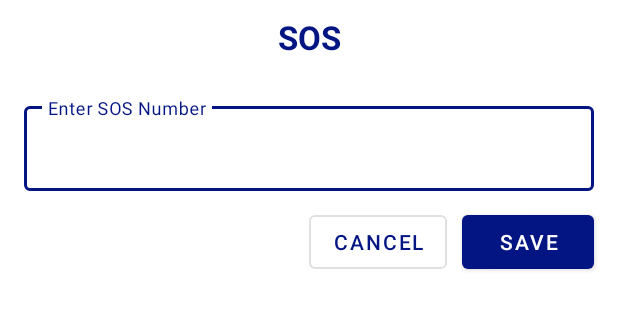
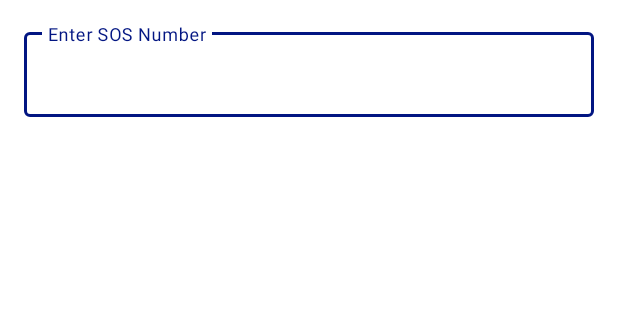
Before and after one commit to KaushalVasava/FlashLight, an Android app: the layout sos_dialog.xml on its own in the app's theme, with its tools: preview values and no code run, on a phone screen of 412 x 824 dp. Shown: the top 310 px of the screen. Run offline under Robolectric (Android 15) with nearby library versions, the phone set to English and light mode, and no system bars.

Commit message:
remove support for android lollipop.

```diff
--- a/app/build.gradle
+++ b/app/build.gradle
@@ -10,9 +10,9 @@ android {
 
     defaultConfig {
         applicationId "com.lahsuak.flashlightplus"
-        minSdk 21
+        minSdk 23
         targetSdk 30
-        versionCode 4
+        versionCode 5
         versionName "1.0.1"
 
         testInstrumentationRunner "androidx.test.runner.AndroidJUnitRunner"
--- a/app/src/main/AndroidManifest.xml
+++ b/app/src/main/AndroidManifest.xml
@@ -3,7 +3,6 @@
     xmlns:tools="http://schemas.android.com/tools"
     package="com.lahsuak.flashlightplus">
 
-    <uses-permission android:name="android.permission.CAMERA" />
     <uses-permission android:name="android.permission.FLASHLIGHT"/>
     <uses-permission android:name="android.permission.CALL_PHONE"/>
     <uses-permission android:name="android.permission.READ_PHONE_STATE"/>
@@ -13,16 +12,12 @@
     <application
         android:name="com.lahsuak.flashlightplus.util.App"
         android:allowBackup="true"
-        android:networkSecurityConfig="@xml/network_security_config"
         android:icon="@mipmap/ic_launcher"
         android:label="@string/app_name"
         android:roundIcon="@mipmap/ic_launcher_round"
         android:supportsRtl="true"
         android:theme="@style/Theme.FlashLightPlus"
         tools:targetApi="n">
-        <meta-data
-            android:name="com.google.android.gms.ads.APPLICATION_ID"
-            android:value="@string/admob_app_id"/>
         <activity
             android:name="com.lahsuak.flashlightplus.ui.activity.MainActivity"
             android:screenOrientation="portrait"
--- a/app/src/main/res/drawable/background.xml
+++ b/app/src/main/res/drawable/background.xml
@@ -3,8 +3,8 @@
     android:shape="rectangle">
     <gradient
         android:angle="45"
-        android:centerColor="@color/blue"
-        android:endColor="@color/yellow"
-        android:startColor="@color/blue"
+        android:centerColor="@color/yellow"
+        android:endColor="@color/blue"
+        android:startColor="@color/yellow"
         android:type="linear" />
 </shape>
--- a/app/src/main/res/layout/sos_dialog.xml
+++ b/app/src/main/res/layout/sos_dialog.xml
@@ -1,23 +1,8 @@
 <?xml version="1.0" encoding="utf-8"?>
-<androidx.constraintlayout.widget.ConstraintLayout xmlns:android="http://schemas.android.com/apk/res/android"
+<LinearLayout xmlns:android="http://schemas.android.com/apk/res/android"
     xmlns:app="http://schemas.android.com/apk/res-auto"
     android:layout_width="match_parent"
     android:layout_height="wrap_content">
-
-    <TextView
-        android:id="@+id/sos_title"
-        android:layout_width="match_parent"
-        android:layout_height="wrap_content"
-        android:text="@string/sos"
-        android:textSize="22sp"
-        android:textStyle="bold"
-        android:padding="10dp"
-        android:textColor="?attr/colorPrimary"
-        android:gravity="center"
-        app:layout_constraintBottom_toTopOf="@id/sos_name"
-        app:layout_constraintEnd_toEndOf="parent"
-        app:layout_constraintStart_toStartOf="parent"
-        app:layout_constraintTop_toTopOf="parent" />
 
     <com.google.android.material.textfield.TextInputLayout
         android:id="@+id/sos_name"
@@ -26,12 +11,8 @@
         android:layout_height="wrap_content"
         android:layout_margin="16dp"
         android:hint="@string/enter_sos_number"
-        app:endIconMode="clear_text"
-        app:layout_constraintEnd_toEndOf="parent"
-        app:layout_constraintStart_toStartOf="parent"
-        app:layout_constraintTop_toBottomOf="@id/sos_title">
+        app:endIconMode="clear_text"  >
 
-        <!--this is the actual edit text which takes the input-->
         <com.google.android.material.textfield.TextInputEditText
             android:id="@+id/sos_number"
             android:layout_width="match_parent"
@@ -41,23 +22,4 @@
 
     </com.google.android.material.textfield.TextInputLayout>
 
-    <Button
-        android:id="@+id/saveBtn"
-        android:layout_width="wrap_content"
-        android:layout_height="wrap_content"
-        android:text="@string/save"
-        app:layout_constraintBottom_toBottomOf="parent"
-        app:layout_constraintEnd_toEndOf="@id/sos_name"
-        app:layout_constraintTop_toBottomOf="@id/sos_name" />
-
-    <Button
-        android:id="@+id/cancelBtn"
-        android:layout_width="wrap_content"
-        android:layout_height="wrap_content"
-        style="@style/Widget.MaterialComponents.Button.OutlinedButton"
-        android:text="@string/cancel"
-        android:layout_margin="10dp"
-        app:layout_constraintBottom_toBottomOf="parent"
-        app:layout_constraintEnd_toStartOf="@id/saveBtn"
-        app:layout_constraintTop_toBottomOf="@id/sos_name" />
-</androidx.constraintlayout.widget.ConstraintLayout>
+</LinearLayout>
--- a/app/src/main/res/values/strings.xml
+++ b/app/src/main/res/values/strings.xml
@@ -21,7 +21,6 @@
     <string name="flash_light">Flash Light</string>
     <string name="shake_sensitivity">Shake sensitivity</string>
     <string name="big_lamp">Big bulb as a switch</string>
-    <string name="fb_banner_id">421209369743042_421210433076269</string>
     <string name="shake_to_light">Shake to wake</string>
     <string name="sos_toast">Please enter valid phone number!</string>
     <string name="camera_denied_toast">Camera Permission denied!,Camera permission needed for flashlight</string>
@@ -46,8 +45,6 @@
     <string name="developer_name">Kaushal Vasava</string>
     <string name="about">About</string>
     <string name="current_version">Current version</string>
-    <string name="admob_banner_id">ca-app-pub-6780659711293241/5879786179</string>
-    <string name="admob_app_id">ca-app-pub-6780659711293241~3462997083</string>
     <string name="more_options">More Options</string>
     <string name="more">More</string>
     <string name="save">Save</string>
--- a/app/src/main/res/xml/network_security_config.xml
+++ /dev/null
@@ -1,6 +0,0 @@
-<?xml version="1.0" encoding="utf-8"?>
-<network-security-config>
-    <domain-config cleartextTrafficPermitted="true">
-        <domain includeSubdomains="true">127.0.0.1</domain>
-    </domain-config>
-</network-security-config>
```
Also changed, not shown: app/src/main/java/com/lahsuak/flashlightplus/receiver/CallReceiver.kt (+2 -22 lines), app/src/main/java/com/lahsuak/flashlightplus/service/CallService.kt (+1 -19 lines), app/src/main/java/com/lahsuak/flashlightplus/ui/fragments/HomeFragment.kt (+30 -50 lines), app/src/main/java/com/lahsuak/flashlightplus/ui/fragments/SettingsFragment.kt (line endings or trailing spaces).
